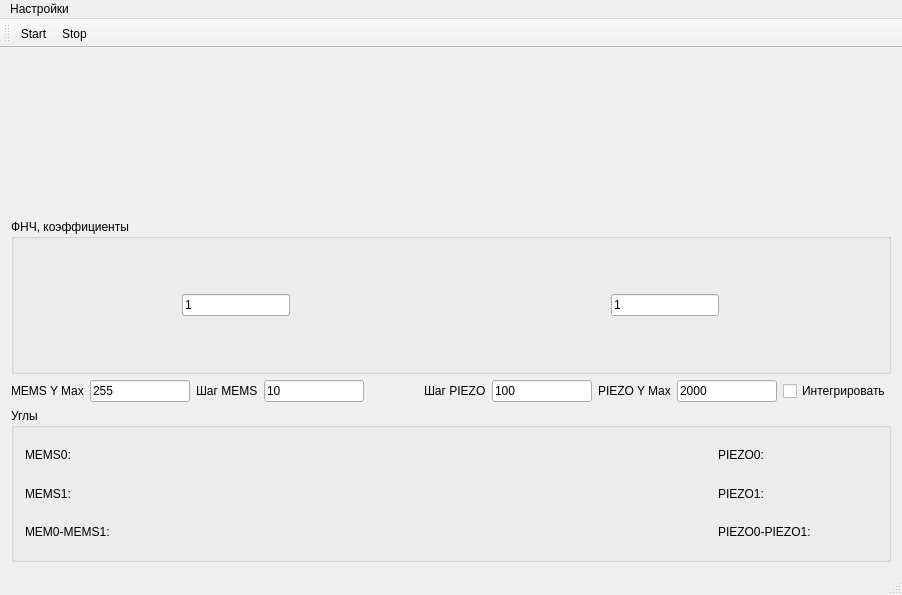
Above: mainwindow.ui from Megavolos/SynchroTest before the change. Below: the same form after it.
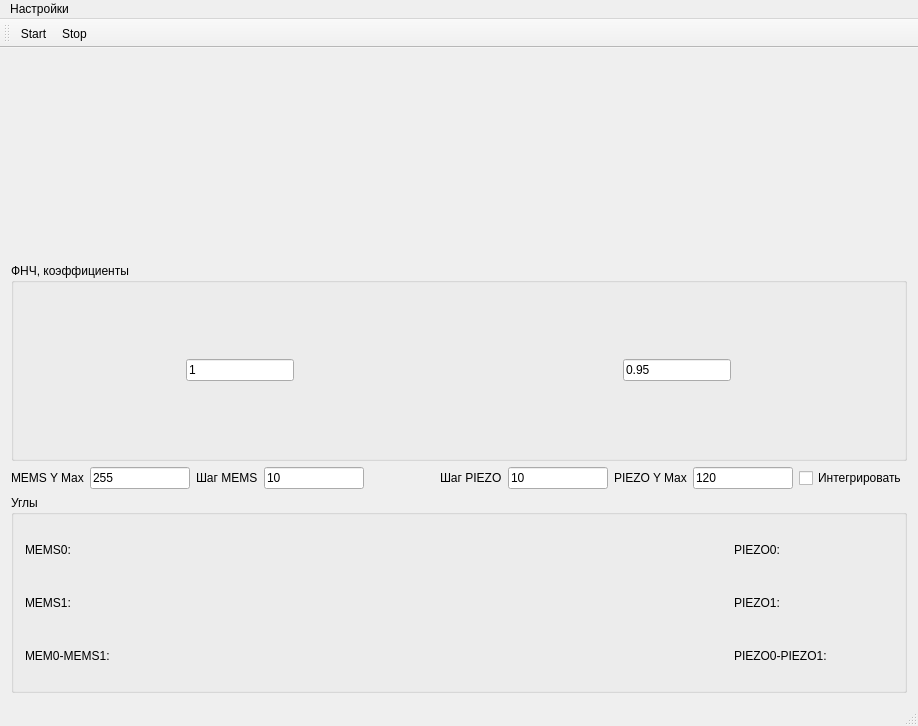
That is the form after the change. Custom widgets are drawn as their Qt base class.

The edit to the form file:
```diff
--- a/mainwindow.ui
+++ b/mainwindow.ui
@@ -6,8 +6,8 @@
    <rect>
     <x>0</x>
     <y>0</y>
-    <width>902</width>
-    <height>595</height>
+    <width>918</width>
+    <height>726</height>
    </rect>
   </property>
   <property name="windowTitle">
@@ -179,7 +179,7 @@
        <item row="0" column="1" alignment="Qt::AlignHCenter">
         <widget class="QLineEdit" name="lpfPiezoEdit">
          <property name="text">
-          <string>1</string>
+          <string>0.95</string>
          </property>
          <property name="alignment">
           <set>Qt::AlignLeading|Qt::AlignLeft|Qt::AlignVCenter</set>
@@ -243,7 +243,7 @@
          </size>
         </property>
         <property name="text">
-         <string>2000</string>
+         <string>120</string>
         </property>
        </widget>
       </item>
@@ -290,7 +290,7 @@
          </size>
         </property>
         <property name="text">
-         <string>100</string>
+         <string>10</string>
         </property>
        </widget>
       </item>
@@ -303,7 +303,7 @@
     <rect>
      <x>0</x>
      <y>0</y>
-     <width>902</width>
+     <width>918</width>
      <height>19</height>
     </rect>
    </property>
```
